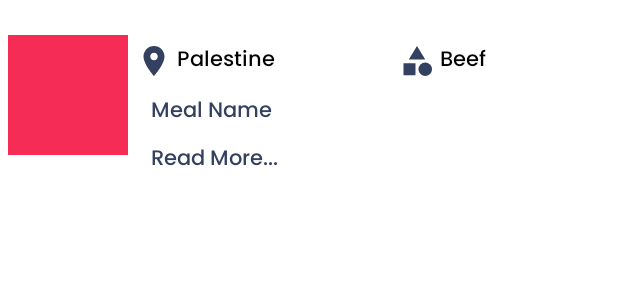
After one commit to omi-72/FlavorFetch, an Android app: the layout fragment_meal_bottom_sheet.xml on its own in the app's theme, with its tools: preview values and no code run, on a phone screen of 412 x 824 dp. The commit adds this screen. Shown: the top 300 px of the screen. Run offline under Robolectric (Android 15) with nearby library versions, the phone set to English and light mode, and no system bars.

Commit message:
On home fragmnet when over popular item long click open bottomsheet fragmnet on home fragment with item name, categoryand area also then click bottom shet open datails meal Activity

```diff
--- a/app/src/main/java/com/example/foodapp/adapter/MostPopularAdapter.kt
+++ b/app/src/main/java/com/example/foodapp/adapter/MostPopularAdapter.kt
@@ -11,6 +11,7 @@ class MostPopularAdapter(): RecyclerView.Adapter<MostPopularAdapter.PopularMealV
 
     lateinit var onItemClick : ((MealsByCategory) -> Unit)
 
+    var onLongItemClick: ((MealsByCategory) ->Unit)?=null
     private var mealsList = ArrayList<MealsByCategory>()
 
     fun setMeals(mealsList:ArrayList<MealsByCategory>){
@@ -36,5 +37,9 @@ class MostPopularAdapter(): RecyclerView.Adapter<MostPopularAdapter.PopularMealV
         holder.itemView.setOnClickListener {
             onItemClick.invoke(mealsList[position])
         }
+        holder.itemView.setOnLongClickListener {
+            onLongItemClick?.invoke(mealsList[position])
+            true
+        }
     }
 }
--- /dev/null
+++ b/app/src/main/res/drawable/rounded_top_shape.xml
@@ -0,0 +1,5 @@
+<?xml version="1.0" encoding="utf-8"?>
+<shape android:shape="rectangle" xmlns:android="http://schemas.android.com/apk/res/android">
+<solid android:color="@color/white"/>
+    <corners android:topRightRadius="20dp"/>
+</shape>
--- /dev/null
+++ b/app/src/main/res/layout/fragment_meal_bottom_sheet.xml
@@ -0,0 +1,85 @@
+<?xml version="1.0" encoding="utf-8"?>
+<androidx.constraintlayout.widget.ConstraintLayout xmlns:android="http://schemas.android.com/apk/res/android"
+    xmlns:tools="http://schemas.android.com/tools"
+    android:layout_width="match_parent"
+    android:layout_height="wrap_content"
+    xmlns:app="http://schemas.android.com/apk/res-auto"
+    tools:context=".bottomsheet.MealBottomSheetFragment"
+    android:id="@+id/bottom_sheet">
+
+    <ImageView
+        android:id="@+id/imageBottomSheet"
+        android:layout_width="80dp"
+        android:layout_height="80dp"
+        app:layout_constraintStart_toStartOf="parent"
+        app:layout_constraintTop_toTopOf="parent"
+        app:layout_constraintBottom_toBottomOf="parent"
+        android:layout_margin="5dp"
+        android:src="@color/accent"
+        android:scaleType="centerCrop"
+        />
+
+
+    <LinearLayout
+        android:id="@+id/linearBottomSheet"
+        android:layout_width="0dp"
+        android:layout_height="wrap_content"
+        android:orientation="horizontal"
+        app:layout_constraintStart_toEndOf="@id/imageBottomSheet"
+        app:layout_constraintTop_toTopOf="@id/imageBottomSheet"
+        app:layout_constraintEnd_toEndOf="parent"
+        android:layout_margin="5dp">
+
+        <TextView
+            android:id="@+id/textViewBottomSheetArea"
+            android:layout_width="wrap_content"
+            android:layout_height="wrap_content"
+            android:text="Palestine"
+            android:textColor="@color/black"
+            android:fontFamily="@font/myfont"
+            android:drawablePadding="3dp"
+            android:drawableStart="@drawable/ic_area"
+            android:drawableTint="@color/g_black"
+            android:layout_weight="1"/>
+
+        <TextView
+            android:id="@+id/textViewBottomSheetCategory"
+            android:layout_width="wrap_content"
+            android:layout_height="wrap_content"
+            android:text="Beef"
+            android:textColor="@color/black"
+            android:fontFamily="@font/myfont"
+            android:drawablePadding="3dp"
+            android:drawableStart="@drawable/ic_category"
+            android:drawableTint="@color/g_black"
+            android:layout_weight="1"/>
+    </LinearLayout>
+
+    <TextView
+        android:id="@+id/textViewBottomSheetMealName"
+        android:layout_width="wrap_content"
+        android:layout_height="wrap_content"
+        android:text="Meal Name"
+        android:layout_marginStart="10dp"
+        app:layout_constraintStart_toStartOf="@id/linearBottomSheet"
+        app:layout_constraintTop_toBottomOf="@id/linearBottomSheet"
+        android:layout_marginTop="10dp"
+        android:textColor="@color/g_black"
+        android:fontFamily="@font/myfont"
+        />
+
+    <TextView
+        android:layout_width="wrap_content"
+        android:layout_height="wrap_content"
+        android:text="Read More..."
+        app:layout_constraintStart_toStartOf="@id/textViewBottomSheetMealName"
+        app:layout_constraintTop_toBottomOf="@id/textViewBottomSheetMealName"
+        app:layout_constraintBottom_toBottomOf="parent"
+        android:layout_marginTop="8dp"
+        android:layout_marginBottom="8dp"
+
+        android:textColor="@color/g_black"
+        android:fontFamily="@font/myfont"
+        />
+
+</androidx.constraintlayout.widget.ConstraintLayout>
--- a/app/src/main/res/values-night/themes.xml
+++ b/app/src/main/res/values-night/themes.xml
@@ -13,6 +13,9 @@
         <item name="colorOnSecondary">@color/black</item>
         <!--  Status bar color.  -->
         <item name="android:statusBarColor" tools:targetApi="l">?attr/colorPrimaryVariant</item>
+        <item name="bottomSheetDialogTheme">@style/AppBottomSheetDialogTheme</item>
+
         <!--  Customize your theme here.  -->
     </style>
+
 </resources>
--- /dev/null
+++ b/app/src/main/res/values/styles.xml
@@ -0,0 +1,14 @@
+<?xml version="1.0" encoding="utf-8"?>
+<resources>
+    <style name="AppBottomSheetDialogTheme" parent="Theme.MaterialComponents.Light.BottomSheetDialog">
+
+        <item name="bottomSheetStyle">@style/AppModalStyle</item>
+
+    </style>
+    <style name="AppModalStyle" parent="Widget.Design.BottomSheet.Modal">
+        <item name="android:background">@drawable/rounded_top_shape</item>
+
+    </style>
+
+
+</resources>
--- a/app/src/main/res/values/themes.xml
+++ b/app/src/main/res/values/themes.xml
@@ -13,8 +13,11 @@
         <item name="colorOnSecondary">@color/black</item>
         <!--  Status bar color.  -->
         <item name="android:statusBarColor" tools:targetApi="l">?attr/colorPrimaryVariant</item>
+        <item name="bottomSheetDialogTheme">@style/AppBottomSheetDialogTheme</item>
         <!--  Customize your theme here.  -->
     </style>
 
     <style name="Theme.FoodApp" parent="Base.Theme.FoodApp" />
+
+
 </resources>
```
Also changed, not shown: app/src/main/java/com/example/foodapp/bottomsheet/MealBottomSheetFragment.kt (added, +94 -0 lines), app/src/main/java/com/example/foodapp/fragment/HomeFragment.kt (+10 -0 lines), app/src/main/java/com/example/foodapp/viewmodel/HomeViewModel.kt (+20 -0 lines).
